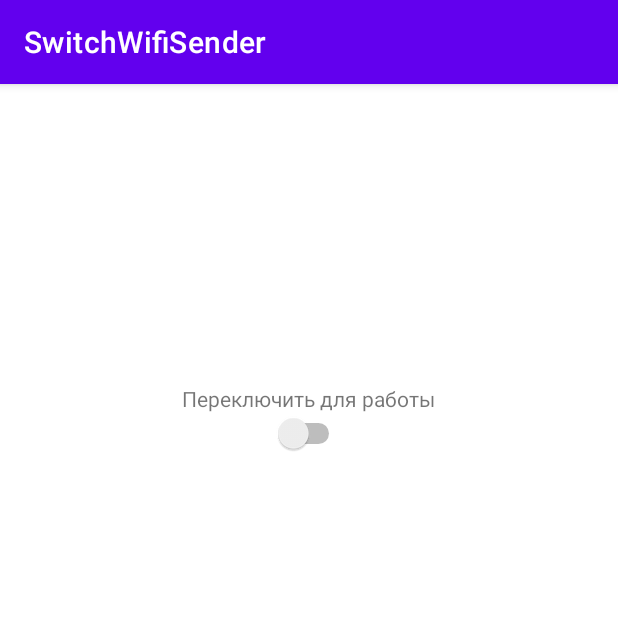
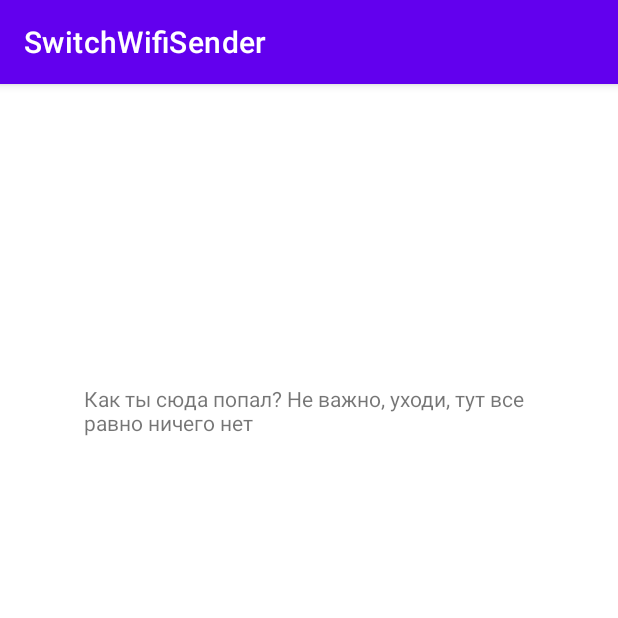
Before and after one commit to Dimon0354/WiFiWorker, an Android app: the screen it shows after launch (MainActivity), on a phone screen of 412 x 824 dp, the top half of it. Run offline under Robolectric (Android 15) with nearby library versions, the phone set to English and light mode, and no system bars.

```diff
--- a/app/src/main/java/com/example/switchwifisender/MainActivity.java
+++ b/app/src/main/java/com/example/switchwifisender/MainActivity.java
@@ -3,52 +3,30 @@ package com.example.switchwifisender;
 import androidx.annotation.RequiresApi;
 import androidx.appcompat.app.AppCompatActivity;
 
+import android.content.Context;
 import android.content.Intent;
 import android.content.IntentFilter;
 import android.os.Build;
 import android.os.Bundle;
 import android.util.Log;
 import android.view.View;
+import android.widget.ScrollView;
 import android.widget.Switch;
 
 public class MainActivity extends AppCompatActivity {
 
-    private final static String LOG_TAG = MainActivity.class.getSimpleName();
+    private Context context = this;
 
     @Override
     protected void onCreate(Bundle savedInstanceState) {
         super.onCreate(savedInstanceState);
         setContentView(R.layout.activity_main);
-        Log.d(LOG_TAG, "MainActivity onCreate start");
-        Switch startServiceSwith = findViewById(R.id.switch_prog);
-        startServiceSwith.setOnClickListener(new Switch.OnClickListener() {
-            @Override
-            public void onClick(View view) {
-                if (startServiceSwith.isChecked()) {
-                    if (Build.VERSION.SDK_INT >= Build.VERSION_CODES.O) {
-                        startForegroundService(new Intent(MainActivity.this, RunReceiverAndSendPackeg.class));
-                        Log.d(LOG_TAG, "RunReceiverAndSendPackeg started");
-                    } else {
-                        startService(new Intent(MainActivity.this, RunReceiverAndSendPackeg.class));
-                    }
+        getContext();
+        //ScrollView scrollViewLogView = (ScrollView)findViewById(R.id.log_viewer);
 
-                } else if (startServiceSwith.isChecked() != true) {
-                    Log.d(LOG_TAG, "Can't  start RunReceiverAndSendPack");
-                }
-            }
-        });
-        Log.d(LOG_TAG, "MainActivity onCreate end");
     }
 
-    @Override
-    protected void onStart() {
-        Log.d(LOG_TAG, "MainActivity onStart");
-        super.onStart();
-    }
-
-    @Override
-    protected void onResume() {
-        Log.d(LOG_TAG, "MainActivity onResume");
-        super.onResume();
+    public Context getContext() {
+        return context;
     }
 }
--- a/app/src/main/res/layout/activity_main.xml
+++ b/app/src/main/res/layout/activity_main.xml
@@ -8,19 +8,18 @@
     tools:context=".MainActivity">
 
     <TextView
-        android:layout_width="wrap_content"
-        android:layout_height="wrap_content"
+        android:layout_width="300dp"
+        android:layout_height="40dp"
         android:layout_gravity="center"
         android:layout_marginTop="200dp"
-        android:text="Переключить для работы"
+        android:text="Как ты сюда попал? Не важно, уходи, тут все равно ничего нет"
         />
 
-    <Switch
+    <ScrollView
+        android:layout_width="300dp"
+        android:layout_height="300dp"
         android:layout_gravity="center"
-        android:layout_height="wrap_content"
-        android:layout_width="wrap_content"
-        android:checked="false"
-        android:id="@+id/switch_prog"
+        android:id="@+id/log_viewer"
         />
 
 </LinearLayout>
```
Also changed, not shown: app/src/main/AndroidManifest.xml (+7 -2 lines), app/src/main/java/com/example/switchwifisender/CheckWiFiSSID_State.java (+78 -41 lines), app/src/main/java/com/example/switchwifisender/RunReceiverAndSendPackeg.java (+25 -10 lines).
